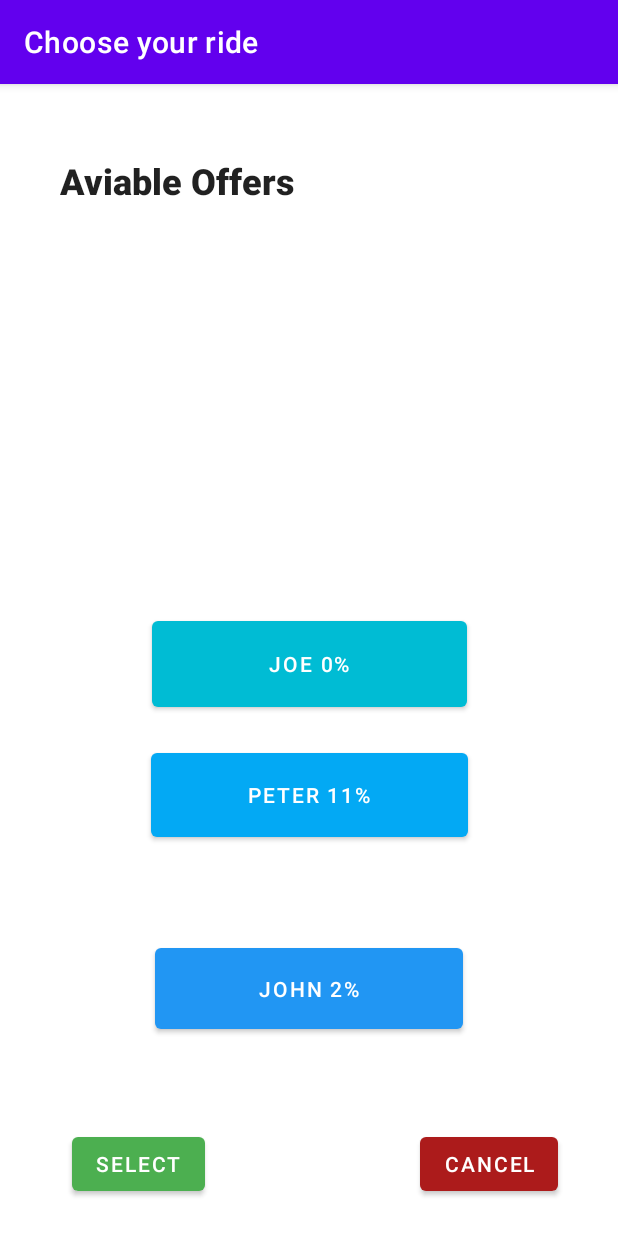
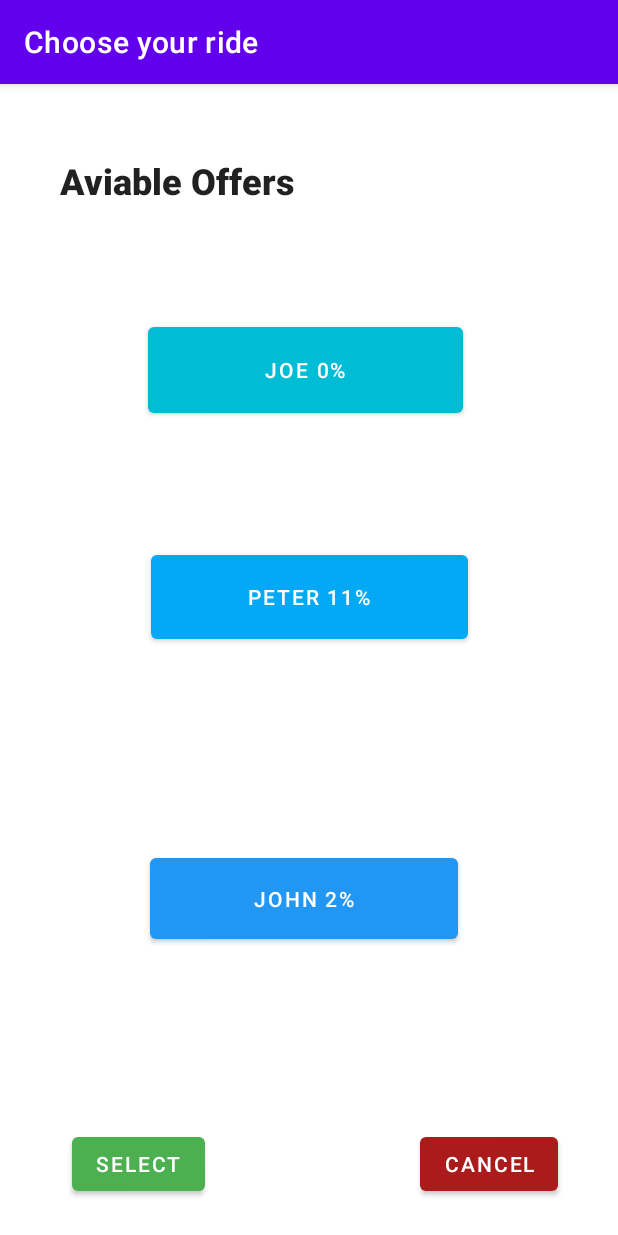
Before and after one commit to evan-placenis/PoolRide, an Android app: the RidePrefsActivity screen opened directly, with no data from a screen before it, after a tap on "SEARCH", on a phone screen of 412 x 824 dp. Run offline under Robolectric (Android 15) with nearby library versions, the phone set to English and light mode, and no system bars; our stand-ins replace Room's generated code; 3 statements that could not run were skipped.

Commit message:
buttons work on ViewRides Page now

```diff
--- a/app/src/main/java/controllers/CustomerRequestingRideControl.java
+++ b/app/src/main/java/controllers/CustomerRequestingRideControl.java
@@ -57,22 +57,30 @@ public class CustomerRequestingRideControl {
 
         for(int i = 0; i < orderList.size(); i++) {
             Order order = orderList.get(i);
-            if (order.seatsAvail == "0" || !(petF.equals(order.accessibility)) || (access.equals("true") && order.accessibility.equals("false"))){
+            if (order.seatsAvail == "0" || !(petF.equals(order.petFriendly)) || (access.equals("true") && order.accessibility.equals("false"))){
                 //Log.d("ISSUE", order.accessibility+ " " + accessibility);
                 continue;
-            }else if (order.q1.equals(q1)) {
+            }
+            if (order.q1.equals(q1)) {
                 currWeight += 12;
-            } else if (order.q2.equals(q2)) {
+                Log.d("WEIGHTS", String.valueOf(currWeight) + " " + order.driver);
+            }
+            if (order.q2.equals(q2)) {
                 currWeight += 10;
-            } else if (order.q3.equals(q3)) {
+                Log.d("WEIGHTS", String.valueOf(currWeight) + " " + order.driver);
+            }
+            if (order.q3.equals(q3)) {
                 currWeight += 8;
+                Log.d("WEIGHTS", String.valueOf(currWeight) + " " + order.driver);
             }
 
             //Add one for seats
 
             randomDist = random.nextInt(maxDist);
             currWeight += randomDist;
+            Log.d("Final WEIGHTS", String.valueOf(currWeight) + " " + order.driver);
             percentage = Math.round((currWeight*100)/35);
+            Log.d("Percentage", String.valueOf(percentage) + " " + order.driver);
             matchedCars.put(order.driver, percentage);
 
             currWeight = 0;
--- a/app/src/main/res/layout/activity_view_rides.xml
+++ b/app/src/main/res/layout/activity_view_rides.xml
@@ -47,11 +47,12 @@
         android:id="@+id/firstChoice"
         android:layout_width="210dp"
         android:layout_height="69dp"
-        android:layout_marginTop="352dp"
+        android:layout_marginTop="156dp"
         android:onClick="firstRide"
         android:text="None"
         app:backgroundTint="#00BCD4"
         app:layout_constraintEnd_toEndOf="parent"
+        app:layout_constraintHorizontal_bias="0.487"
         app:layout_constraintStart_toStartOf="parent"
         app:layout_constraintTop_toTopOf="parent" />
 
@@ -59,7 +60,7 @@
         android:id="@+id/secondChoice"
         android:layout_width="211dp"
         android:layout_height="68dp"
-        android:layout_marginTop="440dp"
+        android:layout_marginTop="308dp"
         android:onClick="secondRide"
         android:text="None"
         app:backgroundTint="#03A9F4"
@@ -71,12 +72,13 @@
         android:id="@+id/thirdChoice"
         android:layout_width="205dp"
         android:layout_height="66dp"
-        android:layout_marginBottom="132dp"
+        android:layout_marginBottom="192dp"
         android:onClick="thirdRide"
         android:text="None"
         app:backgroundTint="#2196F3"
         app:layout_constraintBottom_toBottomOf="parent"
         app:layout_constraintEnd_toEndOf="parent"
+        app:layout_constraintHorizontal_bias="0.485"
         app:layout_constraintStart_toStartOf="parent" />
 
 </androidx.constraintlayout.widget.ConstraintLayout>
```
